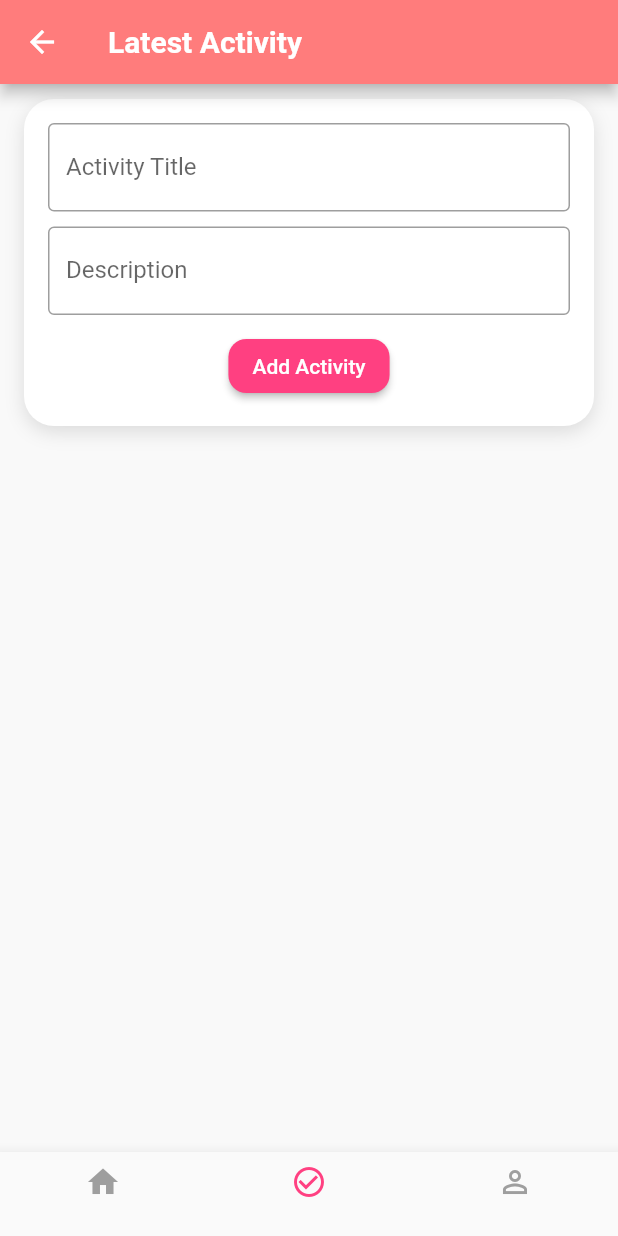
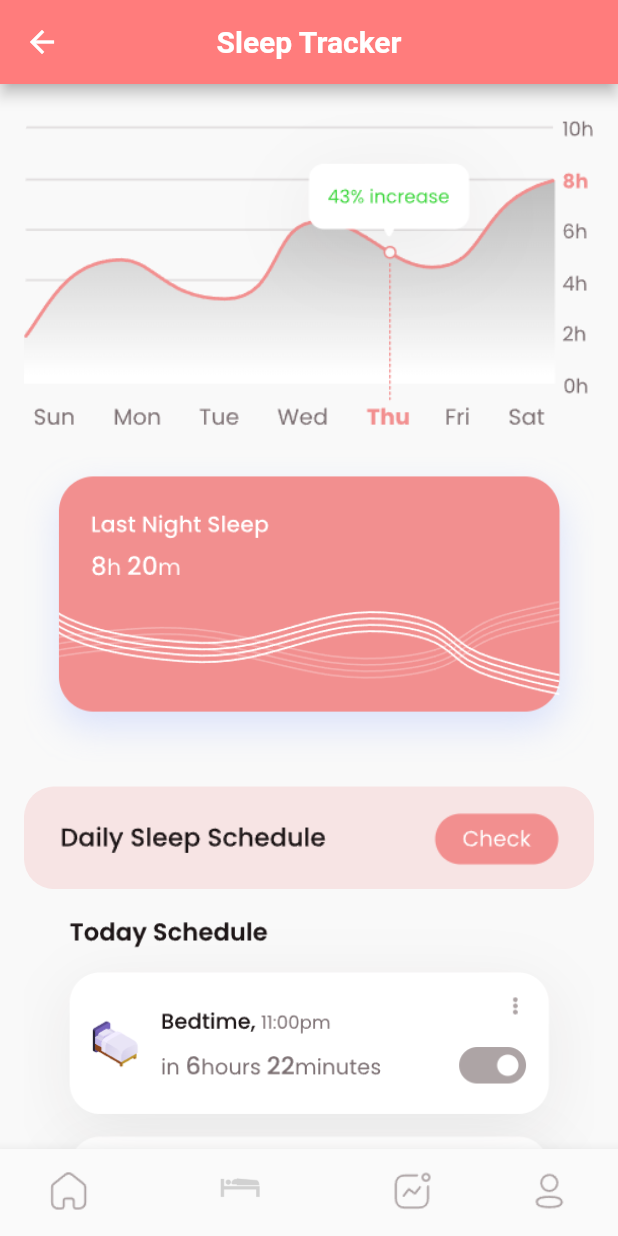
Before and after one commit to Jyotirmoy-Baidya/Fitness-App-Flutter, a Flutter app: the DashboardScreen screen opened directly, item 2 of the bottom bar chosen, on a phone screen of 412 x 824 dp. Run offline on Flutter 3.47's test engine with Material 2 defaults, Android fonts, the phone set to English and light mode, and no system bars; our stand-ins replace cloud_firestore, firebase_auth, firebase_core, google_fonts, sign_in_button, timeago; accounts and stored records are empty.

Commit message:
3:39 commit

```diff
--- /dev/null
+++ b/lib/pages/mainDashboard/pages/SleepTrackerPage.dart
@@ -0,0 +1,40 @@
+import 'package:flutter/material.dart';
+
+class SleepTrackerPage extends StatelessWidget {
+  const SleepTrackerPage({super.key});
+
+  @override
+  Widget build(BuildContext context) {
+    return Scaffold(
+      backgroundColor: const Color(0xFFF9F9F9),
+      appBar: AppBar(
+        backgroundColor: const Color(0xFFFF7C7C),
+        title: const Text(
+          'Sleep Tracker',
+          style: TextStyle(
+            fontWeight: FontWeight.bold,
+            color: Colors.white,
+          ),
+        ),
+        centerTitle: true,
+      ),
+      body: ListView.builder(
+        padding: const EdgeInsets.all(16),
+        itemCount: 4, // or however many PNGs you have
+        itemBuilder: (context, index) {
+          final imageIndex = index + 1;
+          return Padding(
+            padding: const EdgeInsets.only(bottom: 16.0),
+            child: ClipRRect(
+              borderRadius: BorderRadius.circular(20),
+              child: Image.asset(
+                'assets/sleep/$imageIndex.png',
+                fit: BoxFit.cover,
+              ),
+            ),
+          );
+        },
+      ),
+    );
+  }
+}
--- a/lib/pages/mainDashboard/pages/activities_page.dart
+++ b/lib/pages/mainDashboard/pages/activities_page.dart
@@ -96,6 +96,7 @@ class _ActivitiesPageState extends State<ActivitiesPage> {
         title: const Text('Latest Activity',
             style: TextStyle(fontWeight: FontWeight.bold)),
         backgroundColor: const Color(0xFFFF7C7C),
+        centerTitle: true,
       ),
       body: _isLoading
           ? const Center(child: CircularProgressIndicator())
--- a/lib/pages/mainDashboard/pages/profile_page.dart
+++ b/lib/pages/mainDashboard/pages/profile_page.dart
@@ -53,6 +53,7 @@ class _ProfilePageState extends State<ProfilePage> {
         title: const Text('Profile',
             style: TextStyle(fontWeight: FontWeight.bold)),
         backgroundColor: const Color(0xFFFF7C7C),
+        centerTitle: true,
       ),
       backgroundColor: const Color(0xFFF9F9F9),
       body: SafeArea(
--- a/lib/pages/mainDashboard/screens/dashboard_screen.dart
+++ b/lib/pages/mainDashboard/screens/dashboard_screen.dart
@@ -1,6 +1,7 @@
 import 'package:cloud_firestore/cloud_firestore.dart';
 import 'package:firebase_auth/firebase_auth.dart';
 import 'package:fitness/pages/dashboardpages/ProfileFormPages.dart';
+import 'package:fitness/pages/mainDashboard/pages/SleepTrackerPage.dart';
 import 'package:fitness/pages/mainDashboard/pages/activities_page.dart';
 import 'package:fitness/pages/mainDashboard/pages/profile_page.dart';
 import 'package:flutter/material.dart';
@@ -68,8 +69,10 @@ class _DashboardScreenState extends State<DashboardScreen> {
       case 0:
         return _buildHomeDashboard();
       case 1:
+        return SleepTrackerPage();
+      case 2:
         return ActivitiesPage();
-      case 2:
+      case 3:
         return ProfilePage();
       default:
         return _buildHomeDashboard();
@@ -96,7 +99,11 @@ class _DashboardScreenState extends State<DashboardScreen> {
           const SizedBox(height: 12),
           ActivityStatusSection(),
           SizedBox(height: 20),
-          SizedBox(height: 20),
+          Image.asset(
+            'assets/images/meal.png',
+            width: double.infinity,
+            // fit: BoxFit.fitWidth,
+          ),
         ],
       ),
     );
@@ -127,11 +134,39 @@ class _DashboardScreenState extends State<DashboardScreen> {
         selectedItemColor: Colors.pinkAccent,
         unselectedItemColor: Colors.grey,
         onTap: _onNavBarTapped,
-        items: const [
-          BottomNavigationBarItem(icon: Icon(Icons.home), label: ''),
+        items: [
           BottomNavigationBarItem(
-              icon: Icon(Icons.check_circle_outline), label: ''),
-          BottomNavigationBarItem(icon: Icon(Icons.person_outline), label: ''),
+            icon: Image.asset(
+              'assets/icons/1.png',
+              width: 28,
+              height: 28,
+            ),
+            label: '',
+          ),
+          BottomNavigationBarItem(
+            icon: Image.asset(
+              'assets/icons/2.png',
+              width: 28,
+              height: 28,
+            ),
+            label: '',
+          ),
+          BottomNavigationBarItem(
+            icon: Image.asset(
+              'assets/icons/3.png',
+              width: 28,
+              height: 28,
+            ),
+            label: '',
+          ),
+          BottomNavigationBarItem(
+            icon: Image.asset(
+              'assets/icons/4.png',
+              width: 28,
+              height: 28,
+            ),
+            label: '',
+          ),
         ],
       ),
     );
--- a/lib/pages/mainDashboard/widgets/bmi_card.dart
+++ b/lib/pages/mainDashboard/widgets/bmi_card.dart
@@ -84,7 +84,10 @@ class _BmiWidgetState extends State<BmiWidget> {
                       Container(
                         decoration: BoxDecoration(
                           gradient: LinearGradient(
-                            colors: [Color(0xFFFFFF), Colors.purpleAccent],
+                            colors: [
+                              Color.fromARGB(0, 0, 0, 0),
+                              Colors.purpleAccent
+                            ],
                             begin: Alignment.topLeft,
                             end: Alignment.bottomRight,
                           ),
--- a/pubspec.yaml
+++ b/pubspec.yaml
@@ -37,4 +37,7 @@ flutter:
     - assets/images/profile.png
     - assets/images/welcome-fitness.png
     - assets/images/home-bubble.png
-    - assets/bmi-bg.png
+    - assets/images/bmi-bg.png
+    - assets/sleep/
+    - assets/icons/
+    - assets/images/meal.png
```
Also changed, not shown: assets/icons/1.png (added), assets/icons/2.png (added), assets/icons/3.png (added), assets/icons/4.png (added), assets/images/meal.png (added), assets/sleep/1.png (added), assets/sleep/2.png (added), assets/sleep/3.png (added), assets/sleep/4.png (added).
